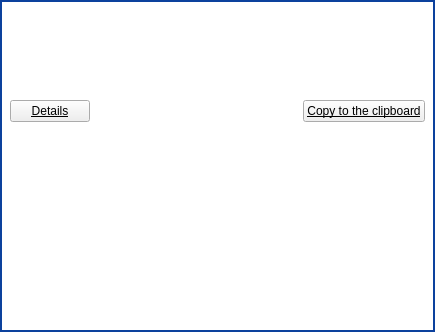
The window that parsec/core/gui/forms/message_dialog.ui (Scille/parsec-cloud) describes before a commit, drawn with Qt 5.
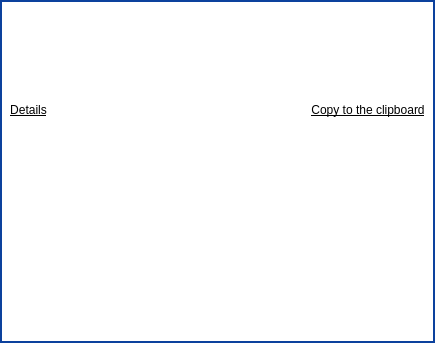
The same window after the commit. Icons and pictures are not drawn.

Commit message: [GUI] Updated message dialog style

```diff
--- a/parsec/core/gui/forms/message_dialog.ui
+++ b/parsec/core/gui/forms/message_dialog.ui
@@ -7,7 +7,7 @@
     <x>0</x>
     <y>0</y>
     <width>435</width>
-    <height>125</height>
+    <height>343</height>
    </rect>
   </property>
   <property name="sizePolicy">
@@ -31,6 +31,15 @@
   <property name="windowTitle">
    <string>Dialog</string>
   </property>
+  <property name="styleSheet">
+   <string notr="true">#button_details,
+#button_copy
+{
+background-color: rgb(255, 255, 255);
+border: 0;
+color: rgb(0, 0, 0);
+}</string>
+  </property>
   <property name="modal">
    <bool>true</bool>
   </property>
```
